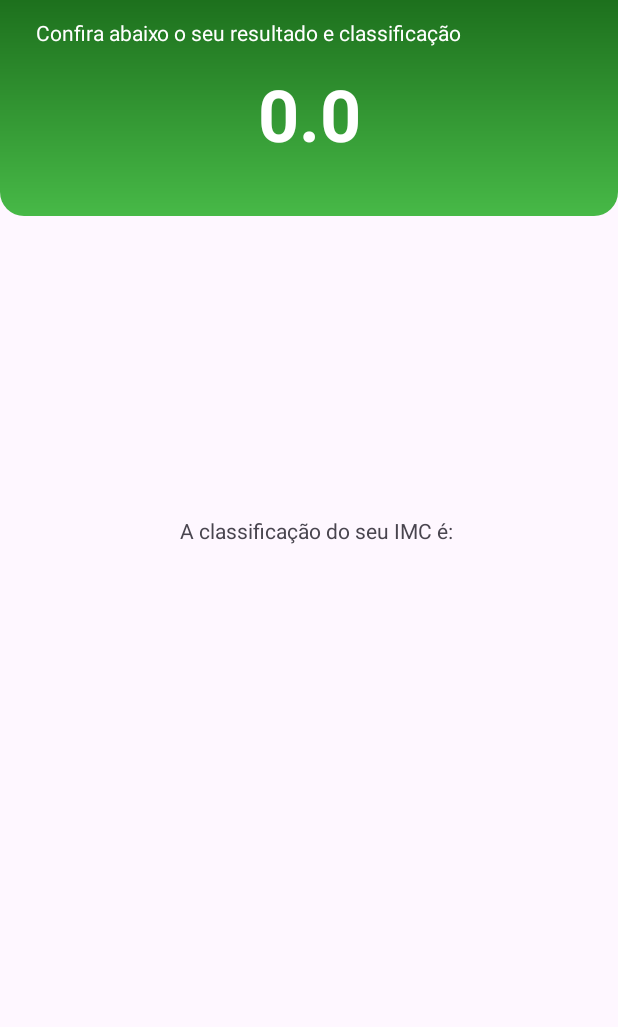
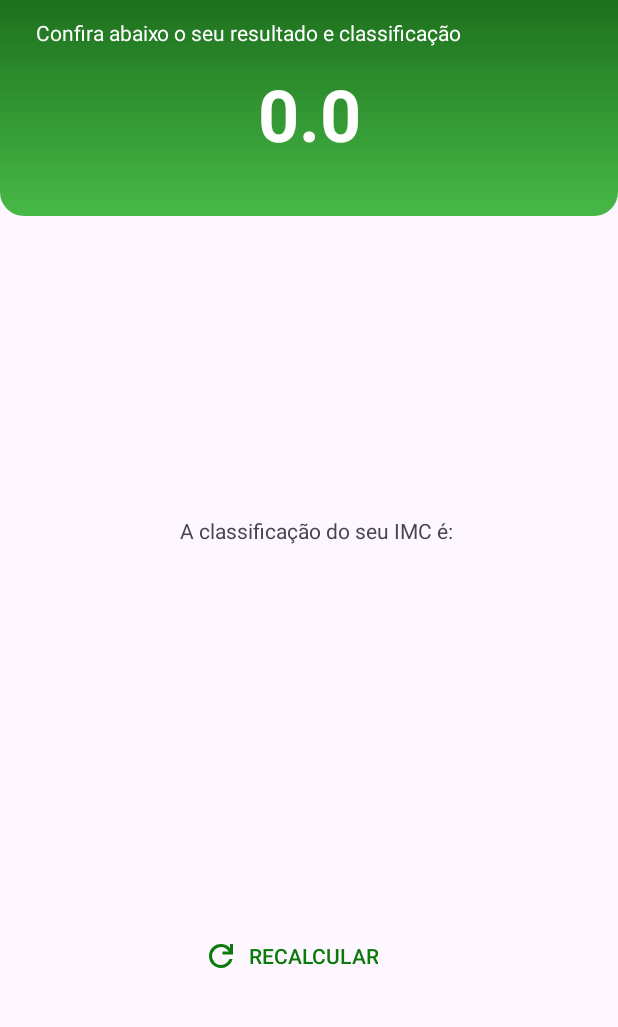
Before and after one commit to eppiovesan/fuelCalculator, an Android app: the ResultActivity screen opened directly, with no data from a screen before it, on a phone screen of 412 x 824 dp, the part 150-1177 px from its top. Run offline under Robolectric (Android 15) with nearby library versions, the light colour scheme and no system bars.

Commit message:
- inclusão da funcionalidade para voltar à tela inicial após gerar o resultado.

```diff
--- a/app/src/main/java/com/comunidadedevspace/imc/ResultActivity.kt
+++ b/app/src/main/java/com/comunidadedevspace/imc/ResultActivity.kt
@@ -1,7 +1,9 @@
 package com.comunidadedevspace.imc
 
 import android.R.color
+import android.content.Intent
 import android.os.Bundle
+import android.widget.Button
 import android.widget.TextView
 import androidx.activity.enableEdgeToEdge
 import androidx.appcompat.app.AppCompatActivity
@@ -40,5 +42,20 @@ class ResultActivity : AppCompatActivity() {
             v.setPadding(systemBars.left, systemBars.top, systemBars.right, systemBars.bottom)
             insets
         }
+
+        val bt_recalcular = findViewById<Button>(R.id.bt_Recalcular)
+
+        bt_recalcular.setOnClickListener {
+            val intent = Intent(this, MainActivity::class.java)
+            // iniciando a MainActivity
+            startActivity(intent)
+            // fechar a tela de Result Activity para evitar empilhamento
+            finish()
+
+
+        }
+
     }
+
+
 }
--- /dev/null
+++ b/app/src/main/res/drawable/ic_refresh.xml
@@ -0,0 +1,9 @@
+<vector xmlns:android="http://schemas.android.com/apk/res/android"
+    android:width="24dp"
+    android:height="24dp"
+    android:viewportWidth="960"
+    android:viewportHeight="960">
+  <path
+      android:pathData="M480,800q-134,0 -227,-93t-93,-227q0,-134 93,-227t227,-93q69,0 132,28.5T720,270v-110h80v280L520,440v-80h168q-32,-56 -87.5,-88T480,240q-100,0 -170,70t-70,170q0,100 70,170t170,70q77,0 139,-44t87,-116h84q-28,106 -114,173t-196,67Z"
+      android:fillColor="#5F6063"/>
+</vector>
--- a/app/src/main/res/layout/activity_result.xml
+++ b/app/src/main/res/layout/activity_result.xml
@@ -15,12 +15,13 @@
         android:id="@+id/vg_header"
         android:layout_width="match_parent"
         android:layout_height="wrap_content"
+        android:layout_marginTop="0dp"
         android:background="@drawable/gradient_bg"
-        android:orientation="vertical"
-        android:layout_marginTop="0dp" >
+        android:orientation="vertical">
         <!-- app:layout_constraintEnd_toEndOf="parent"
      app:layout_constraintStart_toStartOf="parent"
      app:layout_constraintTop_toTopOf="parent"> -->
+
 
         <!-- icone balança -->
         <ImageView
@@ -30,7 +31,9 @@
             android:layout_marginTop="48dp"
             android:layout_marginBottom="6dp"
             android:src="@drawable/ic_weight"
-            app:tint="@color/white" />
+            app:tint="@color/white"
+
+            />
 
         <!--titulo -->
         <TextView
@@ -58,16 +61,16 @@
             android:id="@+id/tv_result"
             android:layout_width="match_parent"
             android:layout_height="wrap_content"
+            android:layout_marginTop="12dp"
             android:layout_marginBottom="36dp"
-            android:layout_marginTop="12dp"
             android:gravity="center"
+            android:maxLength="5"
+            android:textColor="@color/white"
             android:textSize="48dp"
             android:textStyle="bold"
-            android:textColor="@color/white"
-            android:maxLength="5"
-            tools:text="23.66"
             app:layout_constraintTop_toTopOf="parent"
-            tools:layout_editor_absoluteX="163dp" />
+            tools:layout_editor_absoluteX="163dp"
+            tools:text="23.66" />
 
     </LinearLayout>
 
@@ -96,5 +99,38 @@
         app:layout_constraintTop_toBottomOf="@+id/textView"
         tools:layout_editor_absoluteX="163dp" />
 
+<LinearLayout
+    android:layout_width="wrap_content"
+    android:layout_height="match_parent"
+    android:orientation="horizontal"
+    android:gravity="center_vertical"
+    android:layout_marginTop="150dp"
+    android:layout_gravity="center" >
+
+    <ImageView
+        android:layout_width="wrap_content"
+        android:layout_height="wrap_content"
+        android:src="@drawable/ic_refresh"
+        app:tint="@color/primary650" />
+
+
+
+    <Button
+        android:id="@+id/bt_Recalcular"
+        style="@style/Widget.AppCompat.Button.Small"
+        android:layout_width="wrap_content"
+        android:layout_height="wrap_content"
+        android:background="@color/transparent"
+        android:baselineAligned="false"
+        android:text="Recalcular"
+        android:textColor="@color/primary650"
+        android:paddingLeft="6dp"
+        />
+
+
 
 </LinearLayout>
+
+
+
+</LinearLayout>
--- a/app/src/main/res/values/colors.xml
+++ b/app/src/main/res/values/colors.xml
@@ -3,7 +3,7 @@
     <color name="black">#FF000000</color>
     <color name="white">#FFFFFFFF</color>
     <color name="red">#FF1919</color>
-
+    <color name="transparent">#00000000</color>
 
     <color name="primary900">#003E00</color>
     <color name="primary400">#47B947</color>
```
Also changed, not shown: app/src/main/res/drawable/background_button_refresh.xml (added, +7 -0 lines), app/src/main/res/drawable/ic_back.xml (added, +11 -0 lines).
